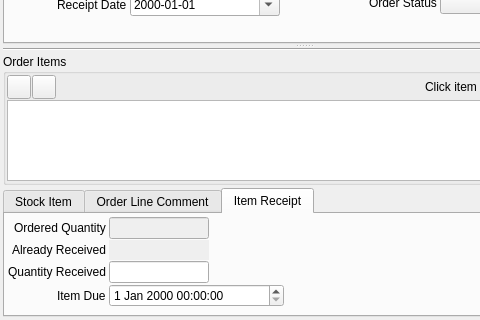
The window that acc/src/gui/acc_purchaseorderwidget.ui (hermixy/biluna) describes before a commit, drawn with Qt 5; both pictures show x 0 to 480 and y 280 to 600 of the 607 by 600 pixel window.
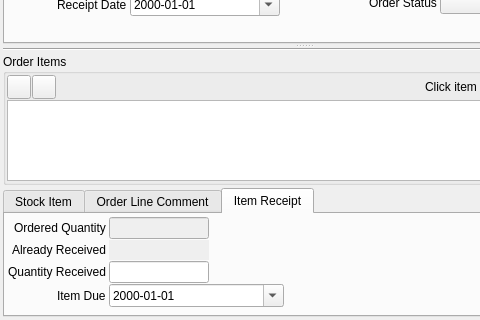
The same window after the commit. The open tabs and pages were chosen to show the change. Icons and pictures are not drawn. Custom widgets are drawn as their Qt base class.

The edit to the form file:
```diff
--- a/acc/src/gui/acc_purchaseorderwidget.ui
+++ b/acc/src/gui/acc_purchaseorderwidget.ui
@@ -1712,7 +1712,7 @@
               </widget>
              </item>
              <item row="3" column="1">
-              <widget class="QDateTimeEdit" name="dteItemDue">
+              <widget class="QDateEdit" name="dteItemDue">
                <property name="minimumSize">
                 <size>
                  <width>175</width>
@@ -1725,6 +1725,12 @@
                  <height>16777215</height>
                 </size>
                </property>
+               <property name="displayFormat">
+                <string>yyyy-MM-dd</string>
+               </property>
+               <property name="calendarPopup">
+                <bool>true</bool>
+               </property>
               </widget>
              </item>
             </layout>
```
Left out of the diff: 46 changed lines with no effect on the pictures.
